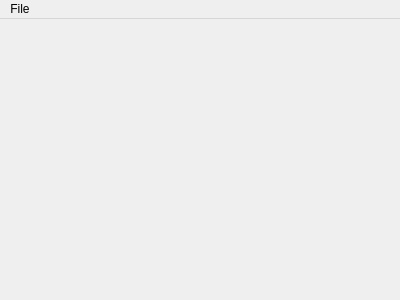
The window that mainwindow.ui (moonlight-stream/moonlight-qt) describes before a commit, drawn with Qt 5.
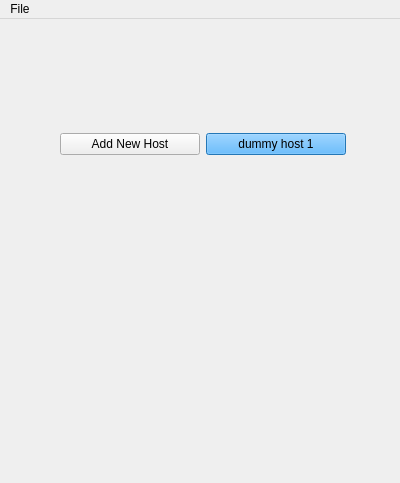
The same window after the commit. Icons and pictures are not drawn.

Commit message: now with pairing button and dialog

What changed in the file:
```diff
--- a/mainwindow.ui
+++ b/mainwindow.ui
@@ -7,13 +7,487 @@
     <x>0</x>
     <y>0</y>
     <width>400</width>
-    <height>300</height>
+    <height>483</height>
    </rect>
   </property>
   <property name="windowTitle">
    <string>MainWindow</string>
   </property>
-  <widget class="QWidget" name="centralWidget"/>
+  <widget class="QWidget" name="centralWidget">
+   <widget class="QWidget" name="gridLayoutWidget">
+    <property name="geometry">
+     <rect>
+      <x>50</x>
+      <y>30</y>
+      <width>306</width>
+      <height>191</height>
+     </rect>
+    </property>
+    <layout class="QGridLayout" name="gridLayout" columnminimumwidth="0,0">
+     <property name="sizeConstraint">
+      <enum>QLayout::SetDefaultConstraint</enum>
+     </property>
+     <property name="leftMargin">
+      <number>10</number>
+     </property>
+     <property name="topMargin">
+      <number>10</number>
+     </property>
+     <property name="rightMargin">
+      <number>10</number>
+     </property>
+     <property name="bottomMargin">
+      <number>10</number>
+     </property>
+     <item row="0" column="0">
+      <widget class="QPushButton" name="newHostBtn">
+       <property name="cursor">
+        <cursorShape>PointingHandCursor</cursorShape>
+       </property>
+       <property name="text">
+        <string>Add New Host</string>
+       </property>
+       <property name="icon">
+        <iconset resource="resources.qrc">
+         <normaloff>:/res/icon128.png</normaloff>:/res/icon128.png</iconset>
+       </property>
+      </widget>
+     </item>
+     <item row="0" column="1">
+      <widget class="QPushButton" name="dummyHost">
+       <property name="palette">
+        <palette>
+         <active>
+          <colorrole role="WindowText">
+           <brush brushstyle="SolidPattern">
+            <color alpha="255">
+             <red>0</red>
+             <green>0</green>
+             <blue>0</blue>
+            </color>
+           </brush>
+          </colorrole>
+          <colorrole role="Button">
+           <brush brushstyle="SolidPattern">
+            <color alpha="255">
+             <red>50</red>
+             <green>166</green>
+             <blue>255</blue>
+            </color>
+           </brush>
+          </colorrole>
+          <colorrole role="Light">
+           <brush brushstyle="SolidPattern">
+            <color alpha="255">
+             <red>178</red>
+             <green>222</green>
+             <blue>255</blue>
+            </color>
+           </brush>
+          </colorrole>
+          <colorrole role="Midlight">
+           <brush brushstyle="SolidPattern">
+            <color alpha="255">
+             <red>114</red>
+             <green>194</green>
+             <blue>255</blue>
+            </color>
+           </brush>
+          </colorrole>
+          <colorrole role="Dark">
+           <brush brushstyle="SolidPattern">
+            <color alpha="255">
+             <red>25</red>
+             <green>83</green>
+             <blue>127</blue>
+            </color>
+           </brush>
+          </colorrole>
+          <colorrole role="Mid">
+           <brush brushstyle="SolidPattern">
+            <color alpha="255">
+             <red>33</red>
+             <green>110</green>
+             <blue>170</blue>
+            </color>
+           </brush>
+          </colorrole>
+          <colorrole role="Text">
+           <brush brushstyle="SolidPattern">
+            <color alpha="255">
+             <red>0</red>
+             <green>0</green>
+             <blue>0</blue>
+            </color>
+           </brush>
+          </colorrole>
+          <colorrole role="BrightText">
+           <brush brushstyle="SolidPattern">
+            <color alpha="255">
+             <red>255</red>
+             <green>255</green>
+             <blue>255</blue>
+            </color>
+           </brush>
+          </colorrole>
+          <colorrole role="ButtonText">
+           <brush brushstyle="SolidPattern">
+            <color alpha="255">
+             <red>0</red>
+             <green>0</green>
+             <blue>0</blue>
+            </color>
+           </brush>
+          </colorrole>
+          <colorrole role="Base">
+           <brush brushstyle="SolidPattern">
+            <color alpha="255">
+             <red>255</red>
+             <green>255</green>
+             <blue>255</blue>
+            </color>
+           </brush>
+          </colorrole>
+          <colorrole role="Window">
+           <brush brushstyle="SolidPattern">
+            <color alpha="255">
+             <red>50</red>
+             <green>166</green>
+             <blue>255</blue>
+            </color>
+           </brush>
+          </colorrole>
+          <colorrole role="Shadow">
+           <brush brushstyle="SolidPattern">
+            <color alpha="255">
+             <red>0</red>
+             <green>0</green>
+             <blue>0</blue>
+            </color>
+           </brush>
+          </colorrole>
+          <colorrole role="AlternateBase">
+           <brush brushstyle="SolidPattern">
+            <color alpha="255">
+             <red>152</red>
+             <green>210</green>
+             <blue>255</blue>
+            </color>
+           </brush>
+          </colorrole>
+          <colorrole role="ToolTipBase">
+           <brush brushstyle="SolidPattern">
+            <color alpha="255">
+             <red>255</red>
+             <green>255</green>
+             <blue>220</blue>
+            </color>
+           </brush>
+          </colorrole>
+          <colorrole role="ToolTipText">
+           <brush brushstyle="SolidPattern">
+            <color alpha="255">
+             <red>0</red>
+             <green>0</green>
+             <blue>0</blue>
+            </color>
+           </brush>
+          </colorrole>
+         </active>
+         <inactive>
+          <colorrole role="WindowText">
+           <brush brushstyle="SolidPattern">
+            <color alpha="255">
+             <red>0</red>
+             <green>0</green>
+             <blue>0</blue>
+            </color>
+           </brush>
+          </colorrole>
+          <colorrole role="Button">
+           <brush brushstyle="SolidPattern">
+            <color alpha="255">
+             <red>50</red>
+             <green>166</green>
+             <blue>255</blue>
+            </color>
+           </brush>
+          </colorrole>
+          <colorrole role="Light">
+           <brush brushstyle="SolidPattern">
+            <color alpha="255">
+             <red>178</red>
+             <green>222</green>
+             <blue>255</blue>
+            </color>
+           </brush>
+          </colorrole>
+          <colorrole role="Midlight">
+           <brush brushstyle="SolidPattern">
+            <color alpha="255">
+             <red>114</red>
+             <green>194</green>
+             <blue>255</blue>
+            </color>
+           </brush>
+          </colorrole>
+          <colorrole role="Dark">
+           <brush brushstyle="SolidPattern">
+            <color alpha="255">
+             <red>25</red>
+             <green>83</green>
+             <blue>127</blue>
+            </color>
+           </brush>
+          </colorrole>
+          <colorrole role="Mid">
+           <brush brushstyle="SolidPattern">
+            <color alpha="255">
+             <red>33</red>
+             <green>110</green>
+             <blue>170</blue>
+            </color>
+           </brush>
+          </colorrole>
+          <colorrole role="Text">
+           <brush brushstyle="SolidPattern">
+            <color alpha="255">
+             <red>0</red>
+             <green>0</green>
+             <blue>0</blue>
+            </color>
+           </brush>
+          </colorrole>
+          <colorrole role="BrightText">
+           <brush brushstyle="SolidPattern">
+            <color alpha="255">
+             <red>255</red>
+             <green>255</green>
+             <blue>255</blue>
+            </color>
+           </brush>
+          </colorrole>
+          <colorrole role="ButtonText">
+           <brush brushstyle="SolidPattern">
+            <color alpha="255">
+             <red>0</red>
+             <green>0</green>
+             <blue>0</blue>
+            </color>
+           </brush>
+          </colorrole>
+          <colorrole role="Base">
+           <brush brushstyle="SolidPattern">
+            <color alpha="255">
+             <red>255</red>
+             <green>255</green>
+             <blue>255</blue>
+            </color>
+           </brush>
+          </colorrole>
+          <colorrole role="Window">
+           <brush brushstyle="SolidPattern">
+            <color alpha="255">
+             <red>50</red>
+             <green>166</green>
+             <blue>255</blue>
+            </color>
+           </brush>
+          </colorrole>
+          <colorrole role="Shadow">
+           <brush brushstyle="SolidPattern">
+            <color alpha="255">
+             <red>0</red>
+             <green>0</green>
+             <blue>0</blue>
+            </color>
+           </brush>
+          </colorrole>
+          <colorrole role="AlternateBase">
+           <brush brushstyle="SolidPattern">
+            <color alpha="255">
+             <red>152</red>
+             <green>210</green>
+             <blue>255</blue>
+            </color>
+           </brush>
+          </colorrole>
+          <colorrole role="ToolTipBase">
+           <brush brushstyle="SolidPattern">
+            <color alpha="255">
+             <red>255</red>
+             <green>255</green>
+             <blue>220</blue>
+            </color>
+           </brush>
+          </colorrole>
+          <colorrole role="ToolTipText">
+           <brush brushstyle="SolidPattern">
+            <color alpha="255">
+             <red>0</red>
+             <green>0</green>
+             <blue>0</blue>
+            </color>
+           </brush>
+          </colorrole>
+         </inactive>
+         <disabled>
+          <colorrole role="WindowText">
+           <brush brushstyle="SolidPattern">
+            <color alpha="255">
+             <red>25</red>
+             <green>83</green>
+             <blue>127</blue>
+            </color>
+           </brush>
+          </colorrole>
+          <colorrole role="Button">
+           <brush brushstyle="SolidPattern">
+            <color alpha="255">
+             <red>50</red>
+             <green>166</green>
+             <blue>255</blue>
+            </color>
+           </brush>
+          </colorrole>
+          <colorrole role="Light">
+           <brush brushstyle="SolidPattern">
+            <color alpha="255">
+             <red>178</red>
+             <green>222</green>
+             <blue>255</blue>
+            </color>
+           </brush>
+          </colorrole>
+          <colorrole role="Midlight">
+           <brush brushstyle="SolidPattern">
+            <color alpha="255">
+             <red>114</red>
+             <green>194</green>
+             <blue>255</blue>
+            </color>
+           </brush>
+          </colorrole>
+          <colorrole role="Dark">
+           <brush brushstyle="SolidPattern">
+            <color alpha="255">
+             <red>25</red>
+             <green>83</green>
+             <blue>127</blue>
+            </color>
+           </brush>
+          </colorrole>
+          <colorrole role="Mid">
+           <brush brushstyle="SolidPattern">
+            <color alpha="255">
+             <red>33</red>
+             <green>110</green>
+             <blue>170</blue>
+            </color>
+           </brush>
+          </colorrole>
+          <colorrole role="Text">
+           <brush brushstyle="SolidPattern">
+            <color alpha="255">
+             <red>25</red>
+             <green>83</green>
+             <blue>127</blue>
+            </color>
+           </brush>
+          </colorrole>
+          <colorrole role="BrightText">
+           <brush brushstyle="SolidPattern">
+            <color alpha="255">
+             <red>255</red>
+             <green>255</green>
+             <blue>255</blue>
+            </color>
+           </brush>
+          </colorrole>
+          <colorrole role="ButtonText">
+           <brush brushstyle="SolidPattern">
+            <color alpha="255">
+             <red>25</red>
+             <green>83</green>
+             <blue>127</blue>
+            </color>
+           </brush>
+          </colorrole>
+          <colorrole role="Base">
+           <brush brushstyle="SolidPattern">
+            <color alpha="255">
+             <red>50</red>
+             <green>166</green>
+             <blue>255</blue>
+            </color>
+           </brush>
+          </colorrole>
+          <colorrole role="Window">
+           <brush brushstyle="SolidPattern">
+            <color alpha="255">
+             <red>50</red>
+             <green>166</green>
+             <blue>255</blue>
+            </color>
+           </brush>
+          </colorrole>
+          <colorrole role="Shadow">
+           <brush brushstyle="SolidPattern">
+            <color alpha="255">
+             <red>0</red>
+             <green>0</green>
+             <blue>0</blue>
+            </color>
+           </brush>
+          </colorrole>
+          <colorrole role="AlternateBase">
+           <brush brushstyle="SolidPattern">
+            <color alpha="255">
+             <red>50</red>
+             <green>166</green>
+             <blue>255</blue>
+            </color>
+           </brush>
+          </colorrole>
+          <colorrole role="ToolTipBase">
+           <brush brushstyle="SolidPattern">
+            <color alpha="255">
+             <red>255</red>
+             <green>255</green>
+             <blue>220</blue>
+            </color>
+           </brush>
+          </colorrole>
+          <colorrole role="ToolTipText">
+           <brush brushstyle="SolidPattern">
+            <color alpha="255">
+             <red>0</red>
+             <green>0</green>
+             <blue>0</blue>
+            </color>
+           </brush>
+          </colorrole>
+         </disabled>
+        </palette>
+       </property>
+       <property name="cursor">
+        <cursorShape>PointingHandCursor</cursorShape>
+       </property>
+       <property name="autoFillBackground">
+        <bool>false</bool>
+       </property>
+       <property name="text">
+        <string>dummy host 1</string>
+       </property>
+       <property name="icon">
+        <iconset resource="resources.qrc">
+         <normaloff>:/res/ic_tv_white_48px.svg</normaloff>:/res/ic_tv_white_48px.svg</iconset>
+       </property>
+      </widget>
+     </item>
+    </layout>
+   </widget>
+  </widget>
   <widget class="QMenuBar" name="menuBar">
    <property name="geometry">
     <rect>
```
Left out of the diff: 6 changed lines with no effect on the pictures. The commit also changes 2 other files.
